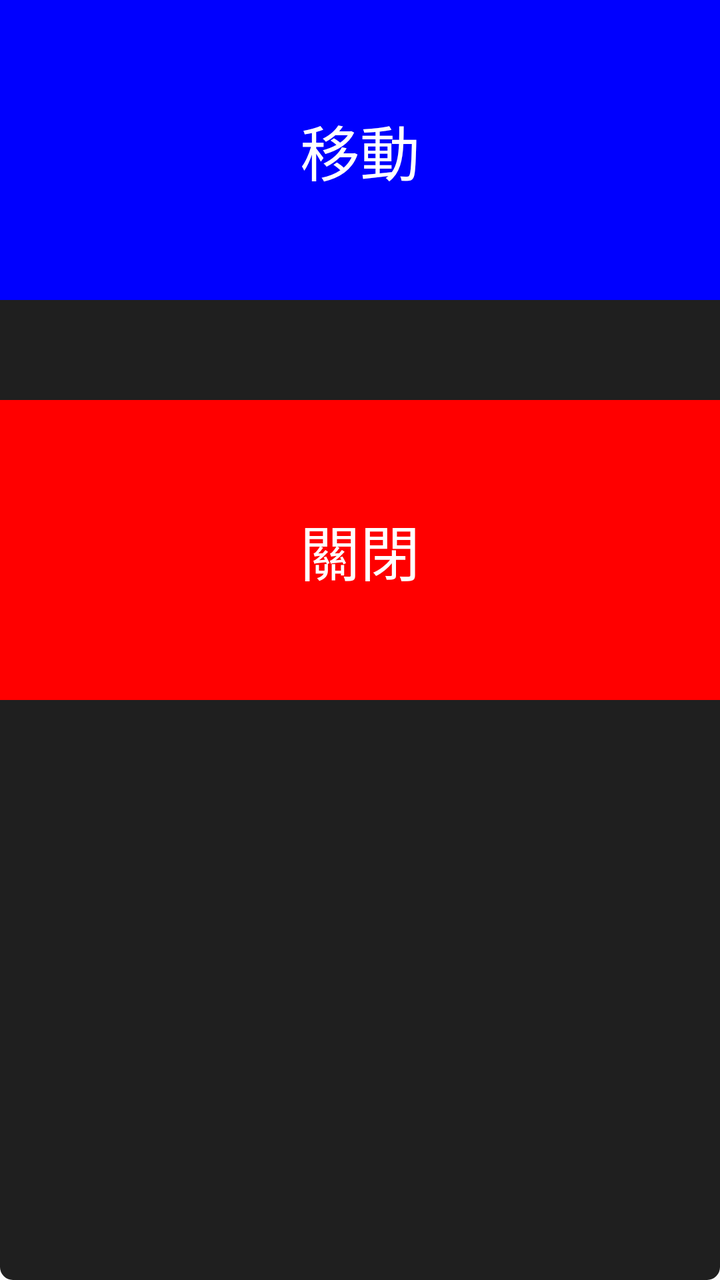
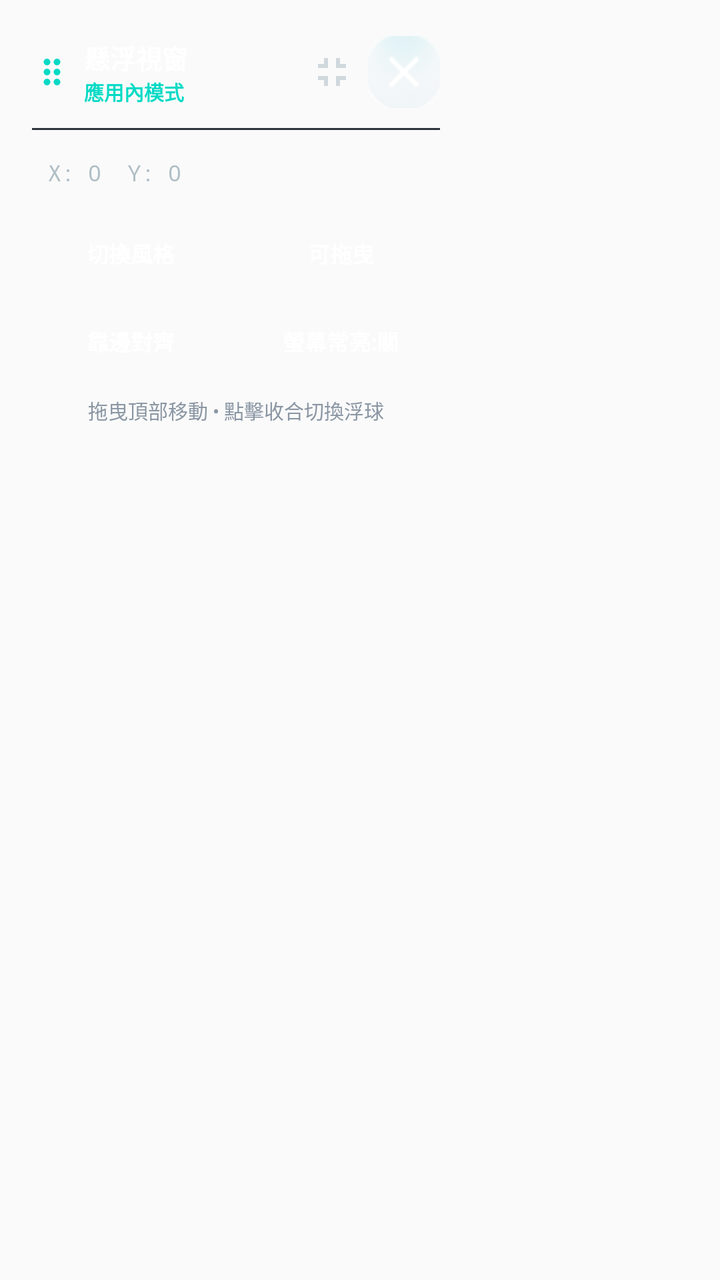

The first picture is an Android layout as it rendered before a commit; the second is the same layout after the commit. The layout source and the unified diff follow.
<!-- AndroidManifest.xml: application theme AppTheme -->
<!-- res/layout/window_media_menu.xml -->
<?xml version="1.0" encoding="UTF-8"?>
<layout xmlns:android="http://schemas.android.com/apk/res/android"
    xmlns:app="http://schemas.android.com/apk/res-auto"
    xmlns:tools="http://schemas.android.com/tools">


    <androidx.constraintlayout.widget.ConstraintLayout
        android:id="@+id/clBase"
        android:layout_width="500dp"
        android:layout_height="716dp"
        android:background="@drawable/panel_bg_all_20_1f1f1f"
        >



        <TextView
            app:layout_constraintStart_toStartOf="parent"
            app:layout_constraintEnd_toEndOf="parent"
            app:layout_constraintTop_toTopOf="parent"
            android:id="@+id/tv_meum"
            android:layout_width="0dp"
            android:layout_height="150dp"
            android:textColor="@color/white"
            android:textSize="30dp"
            android:gravity="center"
            android:background="@color/blue"
            android:text="移動" />

        <TextView
            app:layout_constraintTop_toBottomOf="@+id/tv_meum"
            app:layout_constraintStart_toStartOf="parent"
            app:layout_constraintEnd_toEndOf="parent"
            android:layout_marginTop="50dp"
            android:id="@+id/tv_dismiss"
            android:layout_width="0dp"
            android:layout_height="150dp"
            android:textColor="@color/white"
            android:textSize="30dp"
            android:gravity="center"
            android:background="@color/red"
            android:text="關閉" />
    </androidx.constraintlayout.widget.ConstraintLayout>

</layout>
<!-- resources referenced by this layout -->
<resources>
  <color name="blue">#0000FF</color>
  <color name="red">#FF0000</color>
  <color name="white">#FFFFFFFF</color>
  <!-- drawable panel_bg_all_20_1f1f1f (drawable-hdpi) -->
  <?xml version="1.0" encoding="utf-8"?>
  <selector xmlns:android="http://schemas.android.com/apk/res/android">
      <item>
          <shape>
              <solid android:color="@color/color_1f1f1f" />
              <stroke
                  android:width="1dp"
                  android:color="@color/color_1f1f1f" />
              <corners
                  android:radius="6dp"/>
          </shape>
      </item>
  </selector>
  <style name="AppTheme" parent="Theme.AppCompat.Light.DarkActionBar">
          
          <item name="colorPrimary">@color/colorPrimary</item>
          <item name="colorPrimaryDark">@color/colorPrimaryDark</item>
          <item name="colorAccent">@color/colorAccent</item>
          <item name="windowActionBar">false</item>
          <item name="windowNoTitle">true</item>
  
      </style>
  <color name="color_1f1f1f">#1F1F1F</color>
  <color name="colorPrimary">#6200EE</color>
  <color name="colorPrimaryDark">#3700B3</color>
  <color name="colorAccent">#03DAC5</color>
</resources>

<!-- the commit's change to res/layout/window_media_menu.xml (unified diff, before → after) -->
@@ -1,44 +1,221 @@
-<?xml version="1.0" encoding="UTF-8"?>
-<layout xmlns:android="http://schemas.android.com/apk/res/android"
+<?xml version="1.0" encoding="utf-8"?>
+<FrameLayout xmlns:android="http://schemas.android.com/apk/res/android"
     xmlns:app="http://schemas.android.com/apk/res-auto"
-    xmlns:tools="http://schemas.android.com/tools">
-
-
-    <androidx.constraintlayout.widget.ConstraintLayout
-        android:id="@+id/clBase"
-        android:layout_width="500dp"
-        android:layout_height="716dp"
-        android:background="@drawable/panel_bg_all_20_1f1f1f"
-        >
-
-
-
+    android:id="@+id/flRoot"
+    android:layout_width="wrap_content"
+    android:layout_height="wrap_content"
+    android:padding="4dp">
+
+    
+    <LinearLayout
+        android:id="@+id/llExpandedCard"
+        android:layout_width="228dp"
+        android:layout_height="wrap_content"
+        android:elevation="10dp"
+        android:orientation="vertical"
+        android:padding="12dp">
+
+        
+        <LinearLayout
+            android:id="@+id/tv_meum"
+            android:layout_width="match_parent"
+            android:layout_height="40dp"
+            android:gravity="center_vertical"
+            android:orientation="horizontal">
+
+            <ImageView
+                android:id="@+id/ivDragIcon"
+                android:layout_width="20dp"
+                android:layout_height="20dp"
+                android:contentDescription="拖曳移動懸浮視窗"
+                android:src="@drawable/ic_drag_indicator"
+                app:tint="#03DAC5" />
+
+            <LinearLayout
+                android:layout_width="0dp"
+                android:layout_height="wrap_content"
+                android:layout_marginStart="6dp"
+                android:layout_weight="1"
+                android:orientation="vertical">
+
+                <TextView
+                    android:id="@+id/tvWindowTitle"
+                    android:layout_width="wrap_content"
+                    android:layout_height="wrap_content"
+                    android:ellipsize="end"
+                    android:maxLines="1"
+                    android:text="懸浮視窗"
+                    android:textColor="@color/white"
+                    android:textSize="13sp"
+                    android:textStyle="bold" />
+
+                <TextView
+                    android:id="@+id/tvModeBadge"
+                    android:layout_width="wrap_content"
+                    android:layout_height="wrap_content"
+                    android:text="應用內模式"
+                    android:textColor="#03DAC5"
+                    android:textSize="10sp"
+                    android:textStyle="bold" />
+            </LinearLayout>
+
+            <ImageButton
+                android:id="@+id/btnCollapse"
+                android:layout_width="36dp"
+                android:layout_height="36dp"
+                android:background="?android:attr/selectableItemBackgroundBorderless"
+                android:contentDescription="收合為迷你浮球"
+                android:padding="7dp"
+                android:src="@drawable/ic_fullscreen_exit"
+                app:tint="#CFD8DC" />
+
+            <ImageButton
+                android:id="@+id/tv_dismiss"
+                android:layout_width="36dp"
+                android:layout_height="36dp"
+                android:background="?android:attr/selectableItemBackgroundBorderless"
+                android:contentDescription="關閉懸浮視窗"
+                android:padding="7dp"
+                android:src="@drawable/btn_closed_defaul_xml" />
+        </LinearLayout>
+
+        
+        <View
+            android:id="@+id/viewDivider"
+            android:layout_width="match_parent"
+            android:layout_height="1dp"
+            android:layout_marginVertical="8dp"
+            android:background="#2E343D" />
+
+        
         <TextView
-            app:layout_constraintStart_toStartOf="parent"
-            app:layout_constraintEnd_toEndOf="parent"
-            app:layout_constraintTop_toTopOf="parent"
-            android:id="@+id/tv_meum"
-            android:layout_width="0dp"
-            android:layout_height="150dp"
+            android:id="@+id/tvCoords"
+            android:layout_width="match_parent"
+            android:layout_height="wrap_content"
+            android:fontFamily="monospace"
+            android:gravity="center_vertical"
+            android:paddingHorizontal="8dp"
+            android:paddingVertical="6dp"
+            android:text="X: 0  Y: 0"
+            android:textColor="#B0BEC5"
+            android:textSize="11sp" />
+
+        
+        <LinearLayout
+            android:layout_width="match_parent"
+            android:layout_height="wrap_content"
+            android:layout_marginTop="8dp"
+            android:orientation="horizontal">
+
+            <TextView
+                android:id="@+id/btnQuickTheme"
+                android:layout_width="0dp"
+                android:layout_height="38dp"
+                android:layout_marginEnd="6dp"
+                android:layout_weight="1"
+                android:clickable="true"
+                android:focusable="true"
+                android:gravity="center"
+                android:maxLines="1"
+                android:paddingHorizontal="6dp"
+                android:text="切換風格"
+                android:textColor="@color/white"
+                android:textSize="11sp"
+                android:textStyle="bold" />
+
+            <TextView
+                android:id="@+id/btnQuickLock"
+                android:layout_width="0dp"
+                android:layout_height="38dp"
+                android:layout_weight="1"
+                android:clickable="true"
+                android:focusable="true"
+                android:gravity="center"
+                android:maxLines="1"
+                android:paddingHorizontal="6dp"
+                android:text="可拖曳"
+                android:textColor="@color/white"
+                android:textSize="11sp"
+                android:textStyle="bold" />
+        </LinearLayout>
+
+        
+        <LinearLayout
+            android:layout_width="match_parent"
+            android:layout_height="wrap_content"
+            android:layout_marginTop="6dp"
+            android:orientation="horizontal">
+
+            <TextView
+                android:id="@+id/btnQuickSnap"
+                android:layout_width="0dp"
+                android:layout_height="38dp"
+                android:layout_marginEnd="6dp"
+                android:layout_weight="1"
+                android:clickable="true"
+                android:focusable="true"
+                android:gravity="center"
+                android:maxLines="1"
+                android:paddingHorizontal="6dp"
+                android:text="靠邊對齊"
+                android:textColor="@color/white"
+                android:textSize="11sp"
+                android:textStyle="bold" />
+
+            <TextView
+                android:id="@+id/btnQuickKeepOn"
+                android:layout_width="0dp"
+                android:layout_height="38dp"
+                android:layout_weight="1"
+                android:clickable="true"
+                android:focusable="true"
+                android:gravity="center"
+                android:maxLines="1"
+                android:paddingHorizontal="6dp"
+                android:text="螢幕常亮:關"
+                android:textColor="@color/white"
+                android:textSize="11sp"
+                android:textStyle="bold" />
+        </LinearLayout>
+
+        <TextView
+            android:id="@+id/tvHint"
+            android:layout_width="match_parent"
+            android:layout_height="wrap_content"
+            android:layout_marginTop="8dp"
+            android:gravity="center"
+            android:text="拖曳頂部移動 • 點擊收合切換浮球"
+            android:textColor="#8A96A3"
+            android:textSize="10sp" />
+    </LinearLayout>
+
+    
+    <LinearLayout
+        android:id="@+id/llCollapsedOrb"
+        android:layout_width="56dp"
+        android:layout_height="56dp"
+        android:elevation="10dp"
+        android:gravity="center"
+        android:orientation="vertical"
+        android:visibility="gone">
+
+        <ImageView
+            android:id="@+id/ivOrbIcon"
+            android:layout_width="24dp"
+            android:layout_height="24dp"
+            android:contentDescription="點擊展開懸浮視窗"
+            android:src="@drawable/ic_fullscreen"
+            app:tint="@color/white" />
+
+        <TextView
+            android:id="@+id/tvOrbLabel"
+            android:layout_width="wrap_content"
+            android:layout_height="wrap_content"
+            android:layout_marginTop="1dp"
+            android:text="展開"
             android:textColor="@color/white"
-            android:textSize="30dp"
-            android:gravity="center"
-            android:background="@color/blue"
-            android:text="移動" />
-
-        <TextView
-            app:layout_constraintTop_toBottomOf="@+id/tv_meum"
-            app:layout_constraintStart_toStartOf="parent"
-            app:layout_constraintEnd_toEndOf="parent"
-            android:layout_marginTop="50dp"
-            android:id="@+id/tv_dismiss"
-            android:layout_width="0dp"
-            android:layout_height="150dp"
-            android:textColor="@color/white"
-            android:textSize="30dp"
-            android:gravity="center"
-            android:background="@color/red"
-            android:text="關閉" />
-    </androidx.constraintlayout.widget.ConstraintLayout>
-
-</layout>
+            android:textSize="9sp"
+            android:textStyle="bold" />
+    </LinearLayout>
+
+</FrameLayout>
<!-- resource entries referenced after the edit -->
@@ -1,22 +1,54 @@
 <!-- resources referenced by this layout -->
 <resources>
-  <color name="blue">#0000FF</color>
-  <color name="red">#FF0000</color>
   <color name="white">#FFFFFFFF</color>
-  <!-- drawable panel_bg_all_20_1f1f1f (drawable-hdpi) -->
+  <!-- drawable btn_closed_defaul_xml (drawable-hdpi) -->
   <?xml version="1.0" encoding="utf-8"?>
   <selector xmlns:android="http://schemas.android.com/apk/res/android">
-      <item>
-          <shape>
-              <solid android:color="@color/color_1f1f1f" />
-              <stroke
-                  android:width="1dp"
-                  android:color="@color/color_1f1f1f" />
-              <corners
-                  android:radius="6dp"/>
-          </shape>
-      </item>
+  
+      <item
+          android:drawable="@drawable/btn_closed_default"
+          android:state_enabled="true"
+          android:state_pressed="false" />
+  
+      <item
+          android:drawable="@drawable/btn_closed_default1"
+          android:state_enabled="true"
+          android:state_pressed="true" />
+  
+  
   </selector>
+  <!-- drawable ic_drag_indicator (drawable) -->
+  <vector xmlns:android="http://schemas.android.com/apk/res/android"
+      android:width="24dp"
+      android:height="24dp"
+      android:viewportWidth="24"
+      android:viewportHeight="24">
+    <path
+        android:fillColor="#FFFFFF"
+        android:pathData="M11,18c0,1.1 -0.9,2 -2,2s-2,-0.9 -2,-2 0.9,-2 2,-2 2,0.9 2,2zm-2,-8c-1.1,0 -2,0.9 -2,2s0.9,2 2,2 2,-0.9 2,-2 -0.9,-2 -2,-2zm0,-6c-1.1,0 -2,0.9 -2,2s0.9,2 2,2 2,-0.9 2,-2 -0.9,-2 -2,-2zm6,4c1.1,0 2,-0.9 2,-2s-0.9,-2 -2,-2 -2,0.9 -2,2 0.9,2 2,2zm0,2c-1.1,0 -2,0.9 -2,2s0.9,2 2,2 2,-0.9 2,-2 -0.9,-2 -2,-2zm0,6c-1.1,0 -2,0.9 -2,2s0.9,2 2,2 2,-0.9 2,-2 -0.9,-2 -2,-2z"/>
+  </vector>
+  <!-- drawable ic_fullscreen (drawable) -->
+  <?xml version="1.0" encoding="utf-8"?>
+  <vector xmlns:android="http://schemas.android.com/apk/res/android"
+      android:width="24dp"
+      android:height="24dp"
+      android:viewportWidth="24"
+      android:viewportHeight="24">
+      <path
+          android:fillColor="#FF000000"
+          android:pathData="M7,14H5v5h5v-2H7v-3zM5,10h2V7h3V5H5v5zM17,17h-3v2h5v-5h-2v3zM14,5v2h3v3h2V5h-5z" />
+  </vector>
+  <!-- drawable ic_fullscreen_exit (drawable) -->
+  <?xml version="1.0" encoding="utf-8"?>
+  <vector xmlns:android="http://schemas.android.com/apk/res/android"
+      android:width="24dp"
+      android:height="24dp"
+      android:viewportWidth="24"
+      android:viewportHeight="24">
+      <path
+          android:fillColor="#FF000000"
+          android:pathData="M5,16h3v3h2v-5H5v2zM8,8H5v2h5V5H8v3zM14,19h2v-3h3v-2h-5v5zM16,8V5h-2v5h5V8h-3z" />
+  </vector>
   <style name="AppTheme" parent="Theme.AppCompat.Light.DarkActionBar">
           
           <item name="colorPrimary">@color/colorPrimary</item>
@@ -26,7 +58,8 @@
           <item name="windowNoTitle">true</item>
   
       </style>
-  <color name="color_1f1f1f">#1F1F1F</color>
+  <!-- drawable btn_closed_default: png bitmap (drawable-hdpi, 6855 bytes) -->
+  <!-- drawable btn_closed_default1: png bitmap (drawable-hdpi, 2458 bytes) -->
   <color name="colorPrimary">#6200EE</color>
   <color name="colorPrimaryDark">#3700B3</color>
   <color name="colorAccent">#03DAC5</color>
